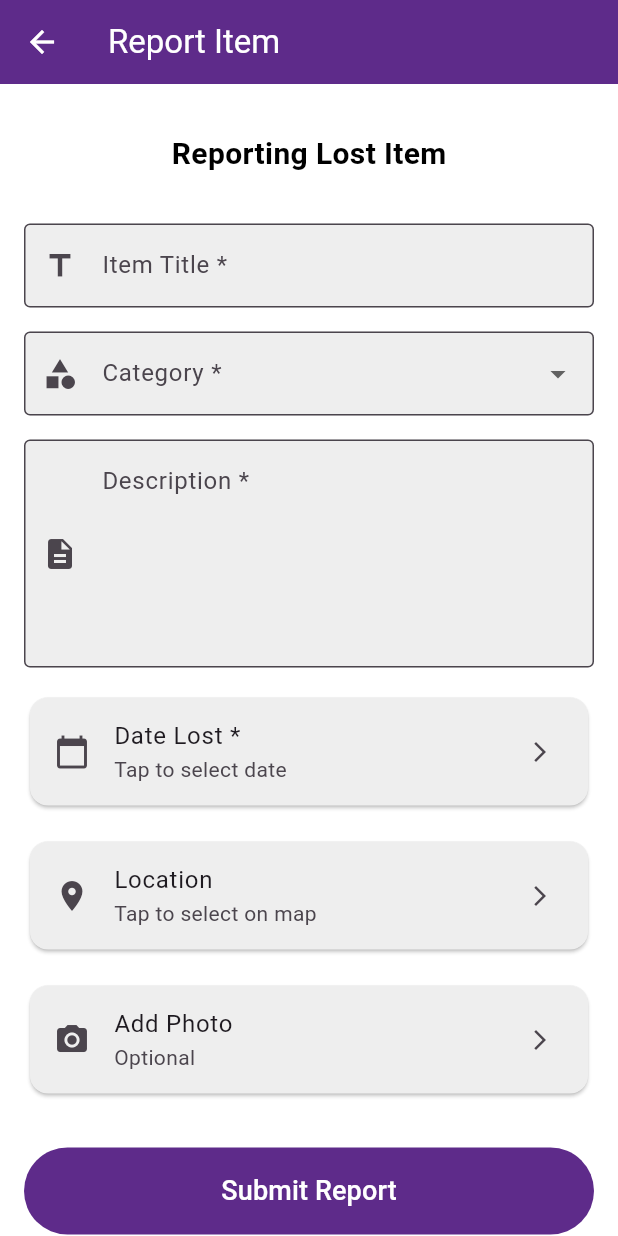
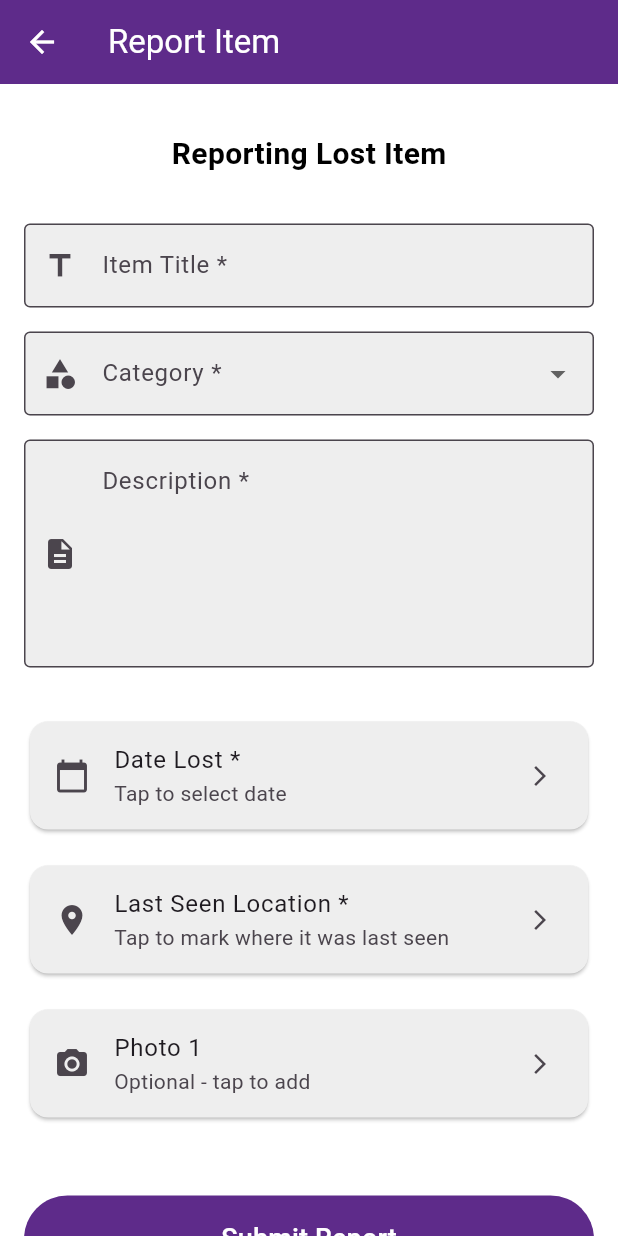
Before and after one commit to chan-anni/valuables, a Flutter app: the LostItemForm screen opened directly, on a phone screen of 412 x 824 dp. Run offline on Flutter 3.47's test engine with Material 3 defaults, Android fonts, the phone set to English and light mode, and no system bars; our stand-ins replace flutter_dotenv, flutter_local_notifications, geocoding, geolocator, get_it, google_maps_flutter and 3 more; missing offline and left inert: flutter_chat_core, flutter_chat_ui, google_places_api_flutter; accounts and stored records are empty.

Commit message:
Updating lost item form to require image and adding "current location - optional" prompt

```diff
--- a/valuables-app/lib/screens/lost_item_form.dart
+++ b/valuables-app/lib/screens/lost_item_form.dart
@@ -24,17 +24,19 @@ class _LostItemFormState extends State<LostItemForm> {
   // Form controllers
   final _titleController = TextEditingController();
   final _descriptionController = TextEditingController();
+  final _currentLocationNameController = TextEditingController();
 
   // Form values
   String _selectedType = 'lost';
   String? _selectedCategory;
   File? _imageFile;
+  File? _imageFile2;
   String? _imageUrl;
   DateTime? _dateFound;
   DateTime? _dateLost;
   bool _isLoading = false;
 
-  // Location values
+  // Where the item was lost/found (map pin)
   double? _locationLat;
   double? _locationLng;
   String? _locationName;
@@ -54,16 +56,11 @@ class _LostItemFormState extends State<LostItemForm> {
   @override
   void initState() {
     super.initState();
-    // Initialize Supabase client - can be injected for testing
     _supabase = widget.supabaseClient;
     if (widget.forceType != null) {
       _selectedType = widget.forceType!;
     }
-    // Initialize Supabase client - can be injected for testing.
-    // If testMode is enabled, avoid falling back to the global client to
-    // keep widget tests isolated.
     _supabase = widget.supabaseClient ?? (widget.testMode ? null : Supabase.instance.client);
-
   }
 
   @override
@@ -73,6 +70,11 @@ class _LostItemFormState extends State<LostItemForm> {
     final isLost = _selectedType == 'lost';
     final themeColor = isLost ? primaryColor : secondaryColor;
     final isDark = Theme.of(context).brightness == Brightness.dark;
+    final cardColor = isDark ? Colors.grey[800] : Colors.grey[200];
+
+    // Dynamic labels based on type
+    final mapLocationLabel = isLost ? 'Last Seen Location *' : 'Location Found *';
+    final mapLocationHint = isLost ? 'Tap to mark where it was last seen' : 'Tap to mark where you found it';
 
     return Scaffold(
       appBar: AppBar(
@@ -98,10 +100,7 @@ class _LostItemFormState extends State<LostItemForm> {
                           children: [
                             const Text(
                               'Item Type',
-                            style: TextStyle(
-                              fontSize: 16,
-                              fontWeight: FontWeight.bold,
-                            ),
+                              style: TextStyle(fontSize: 16),
                             ),
                             const SizedBox(height: 12),
                             SegmentedButton<String>(
@@ -153,12 +152,10 @@ class _LostItemFormState extends State<LostItemForm> {
                       border: const OutlineInputBorder(),
                       prefixIcon: const Icon(Icons.title),
                       filled: true,
-                      fillColor: isDark ? Colors.grey[800] : Colors.grey[200],
+                      fillColor: cardColor,
                     ),
                     validator: (value) {
-                      if (value == null || value.isEmpty) {
-                        return 'Please enter a title';
-                      }
+                      if (value == null || value.isEmpty) return 'Please enter a title';
                       return null;
                     },
                   ),
@@ -172,24 +169,15 @@ class _LostItemFormState extends State<LostItemForm> {
                       border: const OutlineInputBorder(),
                       prefixIcon: const Icon(Icons.category),
                       filled: true,
-                      fillColor: isDark ? Colors.grey[800] : Colors.grey[200],
+                      fillColor: cardColor,
                     ),
                     initialValue: _selectedCategory,
                     items: _categories.map((category) {
-                      return DropdownMenuItem(
-                        value: category,
-                        child: Text(category),
-                      );
+                      return DropdownMenuItem(value: category, child: Text(category));
                     }).toList(),
-                    onChanged: (value) {
-                      setState(() {
-                        _selectedCategory = value;
-                      });
-                    },
+                    onChanged: (value) => setState(() => _selectedCategory = value),
                     validator: (value) {
-                      if (value == null) {
-                        return 'Please select a category';
-                      }
+                      if (value == null) return 'Please select a category';
                       return null;
                     },
                   ),
@@ -206,29 +194,42 @@ class _LostItemFormState extends State<LostItemForm> {
                       prefixIcon: const Icon(Icons.description),
                       alignLabelWithHint: true,
                       filled: true,
-                      fillColor: isDark ? Colors.grey[800] : Colors.grey[200],
+                      fillColor: cardColor,
                     ),
                     maxLines: 5,
                     validator: (value) {
-                      if (value == null || value.isEmpty) {
-                        return 'Please enter a description';
-                      }
+                      if (value == null || value.isEmpty) return 'Please enter a description';
                       return null;
                     },
                   ),
+                  const SizedBox(height: 16),
+
+                  !isLost?// Current Item Location (optional, text only)
+                  TextFormField(
+                    controller: _currentLocationNameController,
+                    decoration: InputDecoration(
+                      labelText: 'Current Item Location - Optional',
+                      hintText: 'e.g., University Lost and Found, Room 204',
+                      border: const OutlineInputBorder(),
+                      prefixIcon: const Icon(Icons.store_mall_directory),
+                      filled: true,
+                      fillColor: cardColor,
+                    ),
+                  )
+                  : const SizedBox.shrink(),
 
                   const SizedBox(height: 16),
 
                   // Date picker
                   Card(
-                    color: isDark ? Colors.grey[800] : Colors.grey[200],
+                    color: cardColor,
                     child: ListTile(
                       leading: const Icon(Icons.calendar_today),
-                      title: Text(_selectedType == 'lost' ? 'Date Lost *' : 'Date Found *'),
+                      title: Text(isLost ? 'Date Lost *' : 'Date Found *'),
                       subtitle: Text(
                         _dateLost != null || _dateFound != null
                             ? DateFormat('MMMM dd, yyyy').format(
-                                _selectedType == 'lost' ? _dateLost! : _dateFound!)
+                                isLost ? _dateLost! : _dateFound!)
                             : 'Tap to select date',
                       ),
                       trailing: const Icon(Icons.arrow_forward_ios, size: 16),
@@ -238,15 +239,13 @@ class _LostItemFormState extends State<LostItemForm> {
 
                   const SizedBox(height: 16),
 
-                  // Location picker
+                  // Map location picker — identical style to other cards
                   Card(
-                    color: isDark ? Colors.grey[800] : Colors.grey[200],
+                    color: cardColor,
                     child: ListTile(
                       leading: const Icon(Icons.location_on),
-                      title: const Text('Location'),
-                      subtitle: Text(
-                        _locationName ?? 'Tap to select on map',
-                      ),
+                      title: Text(mapLocationLabel),
+                      subtitle: Text(_locationName ?? mapLocationHint),
                       trailing: const Icon(Icons.arrow_forward_ios, size: 16),
                       onTap: _pickLocation,
                     ),
@@ -254,19 +253,19 @@ class _LostItemFormState extends State<LostItemForm> {
 
                   const SizedBox(height: 16),
 
-                  // Image upload
+                  // Photo 1 — required for Found, optional for Lost
                   Card(
-                    color: isDark ? Colors.grey[800] : Colors.grey[200],
+                    color: cardColor,
                     child: Column(
                       children: [
                         ListTile(
                           leading: const Icon(Icons.camera_alt),
-                          title: const Text('Add Photo'),
+                          title: Text(isLost ? 'Photo 1' : 'Photo 1 *'),
                           subtitle: Text(_imageFile != null
                               ? 'Photo selected'
-                              : 'Optional'),
+                              : isLost ? 'Optional - tap to add' : 'Required - tap to add'),
                           trailing: const Icon(Icons.arrow_forward_ios, size: 16),
-                          onTap: _pickImage,
+                          onTap: () => _pickImage(slot: 1),
                         ),
                         if (_imageFile != null) ...[
                           const Divider(),
@@ -288,14 +287,60 @@ class _LostItemFormState extends State<LostItemForm> {
                                   right: 8,
                                   child: IconButton(
                                     icon: const Icon(Icons.close, color: Colors.white),
-                                    onPressed: () {
-                                      setState(() {
+                                    onPressed: () => setState(() {
                                       _imageFile = null;
-                                      });
-                                    },
-                                    style: IconButton.styleFrom(
-                                      backgroundColor: Colors.black54,
+                                      _imageFile2 = null;
+                                    }),
+                                    style: IconButton.styleFrom(backgroundColor: Colors.black54),
                                   ),
+                                ),
+                              ],
+                            ),
+                          ),
+                        ],
+                      ],
+                    ),
+                  ),
+
+                  const SizedBox(height: 16),
+
+                  // Photo 2 — optional, only for Found, only shown after Photo 1 is set
+                  if (!isLost && _imageFile != null)
+                    Card(
+                      color: cardColor,
+                      child: Column(
+                        children: [
+                          ListTile(
+                            leading: const Icon(Icons.add_a_photo),
+                            title: const Text('Photo 2'),
+                            subtitle: Text(_imageFile2 != null
+                                ? 'Photo selected'
+                                : 'Optional - tap to add'),
+                            trailing: const Icon(Icons.arrow_forward_ios, size: 16),
+                            onTap: () => _pickImage(slot: 2),
+                          ),
+                          if (_imageFile2 != null) ...[
+                            const Divider(),
+                            Padding(
+                              padding: const EdgeInsets.all(16),
+                              child: Stack(
+                                children: [
+                                  ClipRRect(
+                                    borderRadius: BorderRadius.circular(8),
+                                    child: Image.file(
+                                      _imageFile2!,
+                                      height: 200,
+                                      width: double.infinity,
+                                      fit: BoxFit.cover,
+                                    ),
+                                  ),
+                                  Positioned(
+                                    top: 8,
+                                    right: 8,
+                                    child: IconButton(
+                                      icon: const Icon(Icons.close, color: Colors.white),
+                                      onPressed: () => setState(() => _imageFile2 = null),
+                                      style: IconButton.styleFrom(backgroundColor: Colors.black54),
                                     ),
                                   ),
                                 ],
@@ -365,11 +410,9 @@ class _LostItemFormState extends State<LostItemForm> {
     }
   }
 
-  Future<void> _pickImage() async {
+  Future<void> _pickImage({required int slot}) async {
     final picker = ImagePicker();
-    // NOTE: Ensure NSCameraUsageDescription and NSPhotoLibraryUsageDescription are in Info.plist
 
-    // Show options: Camera or Gallery
     final source = await showDialog<ImageSource>(
       context: context,
       builder: (context) => AlertDialog(
@@ -405,7 +448,11 @@ class _LostItemFormState extends State<LostItemForm> {
       if (pickedFile != null) {
         if (!mounted) return;
         setState(() {
+          if (slot == 1) {
             _imageFile = File(pickedFile.path);
+          } else {
+            _imageFile2 = File(pickedFile.path);
+          }
         });
       }
     } on PlatformException catch (e) {
@@ -416,9 +463,7 @@ class _LostItemFormState extends State<LostItemForm> {
         } else if (e.code == 'source_not_available') {
           message = 'Camera not available on this device/simulator.';
         }
-        ScaffoldMessenger.of(context).showSnackBar(
-          SnackBar(content: Text(message)),
-        );
+        ScaffoldMessenger.of(context).showSnackBar(SnackBar(content: Text(message)));
       }
     } catch (e) {
       if (mounted) {
@@ -429,27 +474,19 @@ class _LostItemFormState extends State<LostItemForm> {
     }
   }
 
-  Future<String?> _uploadImage() async {
+  Future<String?> _uploadImage(File imageFile, String fileName) async {
     if (_supabase == null) {
       ScaffoldMessenger.of(context).showSnackBar(
-        SnackBar(
-          content: Text('Error connecting to database'),
-          backgroundColor: Colors.red,
-        ),
+        const SnackBar(content: Text('Error connecting to database'), backgroundColor: Colors.red),
       );
+      return null;
     }
 
     try {
-      final fileName = '${DateTime.now().millisecondsSinceEpoch}.jpg';
       final path = 'items/$fileName';
-
-      await _supabase!.storage.from('items').upload(path, _imageFile!);
-
-      final imageUrl = _supabase!.storage.from('items').getPublicUrl(path);
-
-      return imageUrl;
+      await _supabase!.storage.from('items').upload(path, imageFile);
+      return _supabase!.storage.from('items').getPublicUrl(path);
     } catch (e) {
-      // return a snackbar error message instead of returning null
       if (mounted) {
         ScaffoldMessenger.of(context).showSnackBar(
           SnackBar(
@@ -463,27 +500,48 @@ class _LostItemFormState extends State<LostItemForm> {
   }
 
   Future<void> _submitForm() async {
-    if (!_formKey.currentState!.validate()) {
-      return;
-    }
+    if (!_formKey.currentState!.validate()) return;
 
     // Check date
     if ((_selectedType == 'lost' && _dateLost == null) ||
         (_selectedType == 'found' && _dateFound == null)) {
       if (mounted) {
-        ScaffoldMessenger.of(
-          context,
-        ).showSnackBar(const SnackBar(content: Text('Please select a date')));
+        ScaffoldMessenger.of(context).showSnackBar(
+          const SnackBar(content: Text('Please select a date')),
+        );
       }
       return;
     }
 
-    setState(() {
-      _isLoading = true;
-    });
+    // Enforce map location required
+    if (_locationLat == null || _locationLng == null) {
+      if (mounted) {
+        ScaffoldMessenger.of(context).showSnackBar(
+          SnackBar(
+            content: Text(
+              _selectedType == 'lost'
+                  ? 'Please mark where the item was last seen'
+                  : 'Please mark where you found the item',
+            ),
+          ),
+        );
+      }
+      return;
+    }
+
+    // Photo 1 required only for Found items
+    if (_selectedType == 'found' && _imageFile == null) {
+      if (mounted) {
+        ScaffoldMessenger.of(context).showSnackBar(
+          const SnackBar(content: Text('Please add at least one photo for found items')),
+        );
+      }
+      return;
+    }
+
+    setState(() => _isLoading = true);
 
     try {
-      // Skip Supabase operations if no client is provided (testing mode)
       if (_supabase == null) {
         if (mounted) {
           Navigator.pop(context);
@@ -499,14 +557,22 @@ class _LostItemFormState extends State<LostItemForm> {
       }
 
       final user = _supabase!.auth.currentUser;
+      final userId = user?.id;
+      final timestamp = DateTime.now().millisecondsSinceEpoch;
 
+      // Upload Photo 1 if provided
+      if (_imageFile != null) {
+        _imageUrl = await _uploadImage(_imageFile!, '$timestamp-1.jpg');
+      }
 
-      final userId = user?.id;
+      // Upload Photo 2 if provided — stored as pipe-separated value in image_url
+      // since the schema has a single image_url column
+      String? imageUrl2;
+      if (_imageFile2 != null) {
+        imageUrl2 = await _uploadImage(_imageFile2!, '$timestamp-2.jpg');
+      }
 
-      // Upload image if selected
-      if (_imageFile != null) {
-        _imageUrl = await _uploadImage();
-      }
+      final currentLocationName = _currentLocationNameController.text.trim();
 
       final data = {
         'user_id': userId,
@@ -514,16 +580,20 @@ class _LostItemFormState extends State<LostItemForm> {
         'title': _titleController.text.trim(),
         'description': _descriptionController.text.trim(),
         'category': _selectedCategory,
+        // Where it was lost/found
         'location_lat': _locationLat,
         'location_lng': _locationLng,
         'location_name': _locationName,
-        'image_url': _imageUrl,
-        'date_lost': _selectedType == 'lost'
-            ? _dateLost?.toIso8601String()
-            : null,
-        'date_found': _selectedType == 'found'
-            ? _dateFound?.toIso8601String()
-            : null,
+        // Where the item currently is
+        'current_location_name': currentLocationName.isEmpty ? null : currentLocationName,
+        'current_location_lat': null,
+        'current_location_lng': null,
+        // Photo 1 URL; Photo 2 appended with | separator if present
+        'image_url': imageUrl2 != null
+            ? '${_imageUrl ?? ''}|$imageUrl2'
+            : _imageUrl,
+        'date_lost': _selectedType == 'lost' ? _dateLost?.toIso8601String() : null,
+        'date_found': _selectedType == 'found' ? _dateFound?.toIso8601String() : null,
         'status': 'active',
       };
 
@@ -542,18 +612,11 @@ class _LostItemFormState extends State<LostItemForm> {
     } catch (e) {
       if (mounted) {
         ScaffoldMessenger.of(context).showSnackBar(
-          SnackBar(
-            content: Text('Error: ${e.toString()}'),
-            backgroundColor: Colors.red,
-          ),
+          SnackBar(content: Text('Error: ${e.toString()}'), backgroundColor: Colors.red),
         );
       }
     } finally {
-      if (mounted) {
-        setState(() {
-          _isLoading = false;
-        });
-      }
+      if (mounted) setState(() => _isLoading = false);
     }
   }
 
@@ -561,6 +624,7 @@ class _LostItemFormState extends State<LostItemForm> {
   void dispose() {
     _titleController.dispose();
     _descriptionController.dispose();
+    _currentLocationNameController.dispose();
     super.dispose();
   }
 }
```
Lines whose indentation alone changed are shown as unchanged.
